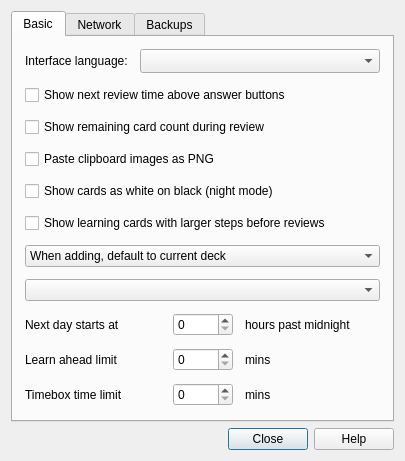
Qt form designer/preferences.ui (ankitects/anki) before a commit.
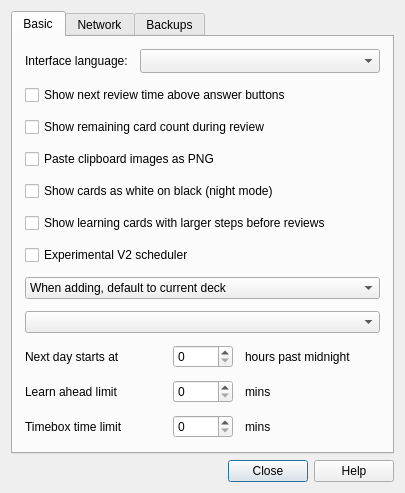
The same form after that commit.

Commit message: add experimental scheduler to preferences

The edit to the form file:
```diff
--- a/designer/preferences.ui
+++ b/designer/preferences.ui
@@ -7,7 +7,7 @@
     <x>0</x>
     <y>0</y>
     <width>405</width>
-    <height>455</height>
+    <height>469</height>
    </rect>
   </property>
   <property name="windowTitle">
@@ -92,6 +92,13 @@
          </property>
         </widget>
        </item>
+       <item>
+        <widget class="QCheckBox" name="newSched">
+         <property name="text">
+          <string>Experimental V2 scheduler</string>
+         </property>
+        </widget>
+       </item>
        <item>
         <widget class="QComboBox" name="useCurrent">
          <item>
```
Left out of the diff: 35 changed lines with no effect on the pictures. The commit also changes 1 other file.
